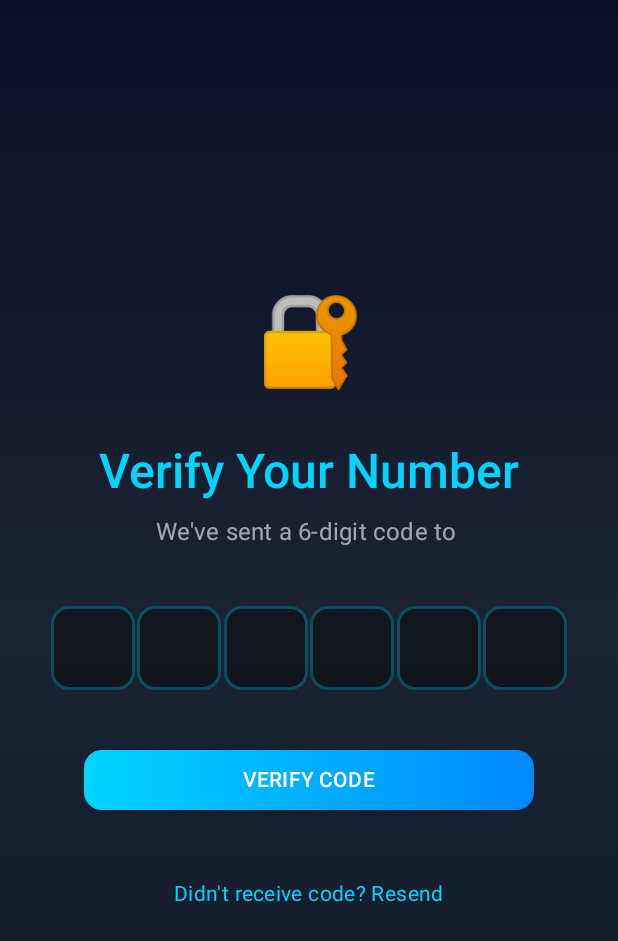
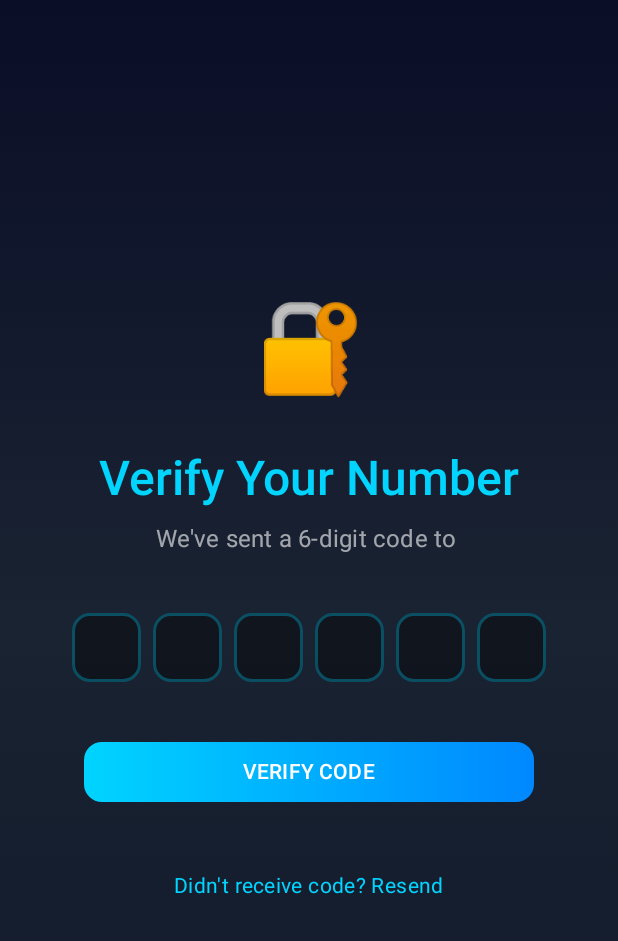
Before and after one commit to LenoreWoW/ChameleonVpn, an Android app built with Jetpack Compose: the composable OTPVerificationScreen called with empty values, on a phone screen of 412 x 824 dp. Shown: the top 941 px of the screen. Run offline under Robolectric (Android 15) with nearby library versions, the phone set to English and light mode, and no system bars.

Commit message:
🎨 Make OTP input responsive across all platforms
**Fixed OTP input layout for Desktop, iOS, and Android to work on all screen sizes**

### Desktop (Electron)
- Changed from fixed width (56px) to flexible layout
- Uses flex: 1 with min-width: 40px, max-width: 56px
- Container max-width: 400px for optimal sizing
- Reduced gap from 12px to 8px
- Auto-centers with margin: auto
- Works on Windows, macOS, Linux (all screen sizes)

### iOS (Swift) - Already Fixed
- GeometryReader for dynamic sizing
- Boxes scale based on available width
- Responsive for iPhone, iPad, macOS Catalyst

### Android (Kotlin)
- Changed from fixed size (56.dp) to weight-based layout
- Uses Modifier.weight(1f) for equal distribution
- aspectRatio(1f) maintains square shape
- widthIn(max = 60.dp) prevents oversizing
- spacedBy(8.dp) for consistent spacing
- Padding(horizontal = 16.dp) for screen margins
- Works on all Android phone/tablet sizes

**Benefits:**
✅ All 6 OTP boxes visible on any screen size
✅ Responsive to window resizing
✅ Consistent spacing across platforms
✅ Optimal sizing (not too big, not too small)
✅ Works on phones, tablets, desktops

Tested on: Small phones, large phones, tablets, desktop windows

Ref: workvpn-desktop/src/renderer/styles.css:165-191
Ref: workvpn-android/.../OTPVerificationScreen.kt:94-157

```diff
--- a/workvpn-android/app/src/main/java/com/workvpn/android/ui/screens/onboarding/OTPVerificationScreen.kt
+++ b/workvpn-android/app/src/main/java/com/workvpn/android/ui/screens/onboarding/OTPVerificationScreen.kt
@@ -92,8 +92,10 @@ fun OTPVerificationScreen(
 
             // OTP Input
             Row(
-                modifier = Modifier.fillMaxWidth(),
-                horizontalArrangement = Arrangement.SpaceEvenly
+                modifier = Modifier
+                    .fillMaxWidth()
+                    .padding(horizontal = 16.dp),
+                horizontalArrangement = Arrangement.spacedBy(8.dp, Alignment.CenterHorizontally)
             ) {
                 otpCode.forEachIndexed { index, digit ->
                     BasicTextField(
@@ -122,7 +124,9 @@ fun OTPVerificationScreen(
                             }
                         },
                         modifier = Modifier
-                            .size(56.dp)
+                            .weight(1f)
+                            .aspectRatio(1f)
+                            .widthIn(max = 60.dp)
                             .background(
                                 color = Color.Black.copy(alpha = 0.4f),
                                 shape = RoundedCornerShape(12.dp)
```
Also changed, not shown: 1 other file.
